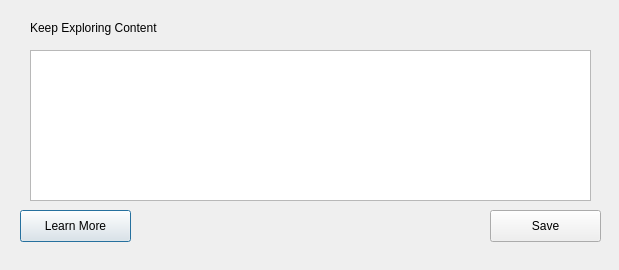
This is kwg_geoenrichment/kwg_plugin_enrichment_dialog_base.ui in KnowWhereGraph/geoenrichment-qgis as Qt 5 draws it before an edit. The edited form follows.
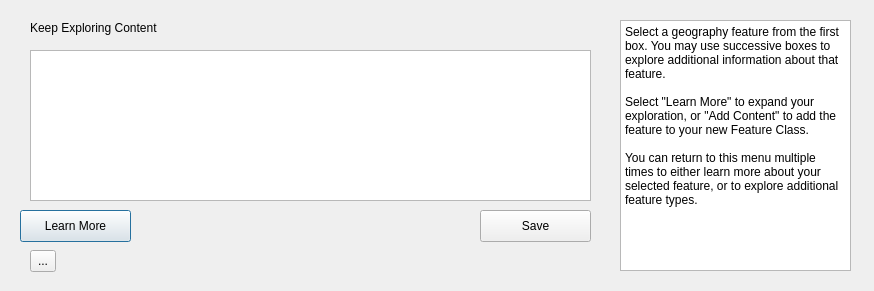
This is the edited form.

What changed in the file:
```diff
--- a/kwg_geoenrichment/kwg_plugin_enrichment_dialog_base.ui
+++ b/kwg_geoenrichment/kwg_plugin_enrichment_dialog_base.ui
@@ -6,8 +6,8 @@
    <rect>
     <x>0</x>
     <y>0</y>
-    <width>619</width>
-    <height>270</height>
+    <width>874</width>
+    <height>291</height>
    </rect>
   </property>
   <property name="windowTitle">
@@ -42,7 +42,7 @@
   <widget class="QPushButton" name="pushButton_save">
    <property name="geometry">
     <rect>
-     <x>490</x>
+     <x>480</x>
      <y>210</y>
      <width>111</width>
      <height>32</height>
@@ -62,6 +62,36 @@
     </rect>
    </property>
   </widget>
+  <widget class="QPlainTextEdit" name="plainTextEdit">
+   <property name="geometry">
+    <rect>
+     <x>620</x>
+     <y>20</y>
+     <width>231</width>
+     <height>251</height>
+    </rect>
+   </property>
+   <property name="plainText">
+    <string>Select a geography feature from the first box. You may use successive boxes to explore additional information about that feature.
+
+Select &quot;Learn More&quot; to expand your exploration, or &quot;Add Content&quot; to add the feature to your new Feature Class.
+
+You can return to this menu multiple times to either learn more about your selected feature, or to explore additional feature types.</string>
+   </property>
+  </widget>
+  <widget class="QToolButton" name="toolButton">
+   <property name="geometry">
+    <rect>
+     <x>30</x>
+     <y>250</y>
+     <width>26</width>
+     <height>22</height>
+    </rect>
+   </property>
+   <property name="text">
+    <string>...</string>
+   </property>
+  </widget>
  </widget>
  <resources/>
  <connections/>
```
